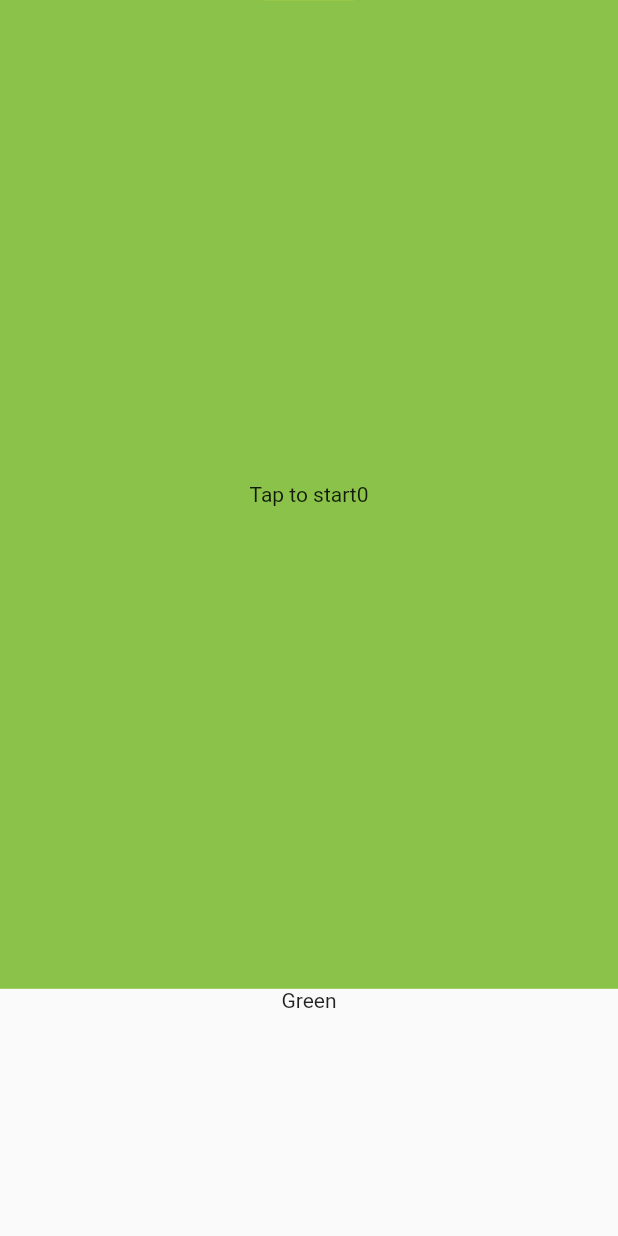
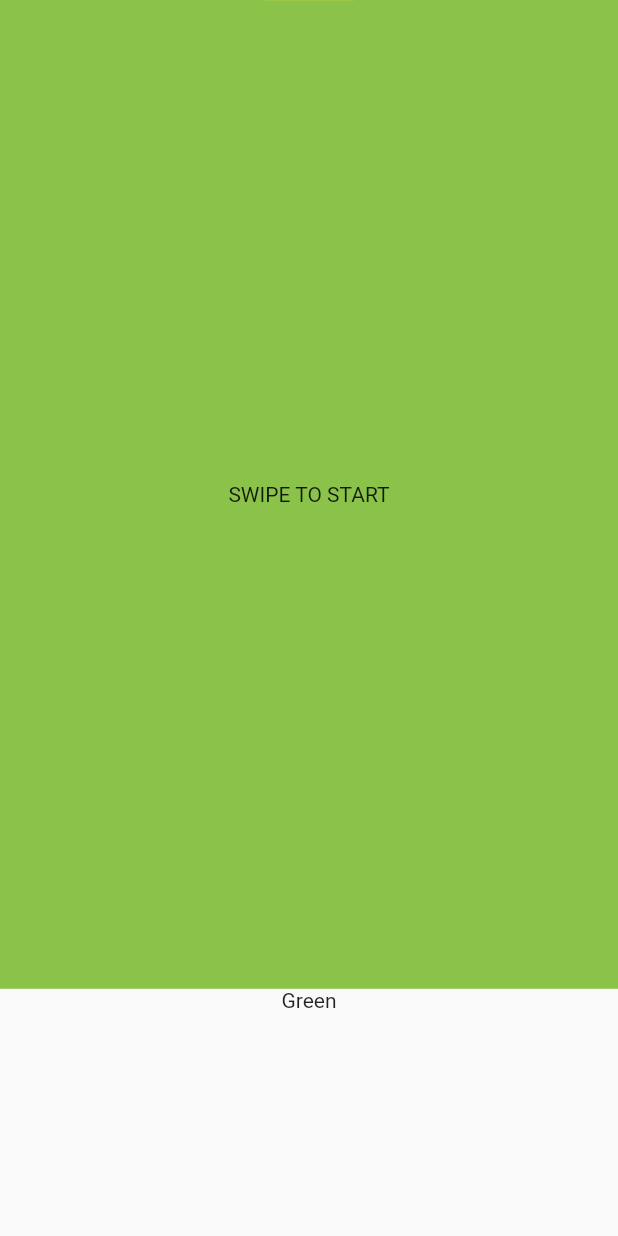
Before and after one commit to T-Vos/garbageCollector, a Flutter app: the screen it shows after launch, on a phone screen of 412 x 824 dp. Run offline on Flutter 3.47's test engine with Material 2 defaults, Android fonts, the phone set to English and light mode, and no system bars; drawn by our look-alikes of carousel_slider.

Commit message:
trying to get the carrousel rollin

```diff
--- a/lib/homepage.dart
+++ b/lib/homepage.dart
@@ -1,4 +1,5 @@
 import 'dart:async';
+import 'dart:math';
 
 import 'package:carousel_slider/carousel_slider.dart';
 import 'package:flutter/material.dart';
@@ -25,7 +26,7 @@ class _homePageState extends State<homePage> {
   void startGame() {
     gameStarted = true;
     Timer.periodic(Duration(milliseconds: 60), (timer) {
-      time += 0.007;
+      time += 0.007 + (0.007 * score);
       height = -4.9 * time * time;
       setState(() {
         carbageYaxis = initialHeight - height;
@@ -61,9 +62,7 @@ class _homePageState extends State<homePage> {
                 ),
                 Container(
                     alignment: Alignment(0, 0),
-                    child: gameStarted
-                        ? Text('')
-                        : Text('Tap to start' + currentPos.toString()))
+                    child: gameStarted ? Text('') : Text('SWIPE TO START'))
               ],
             ),
           ),
```
